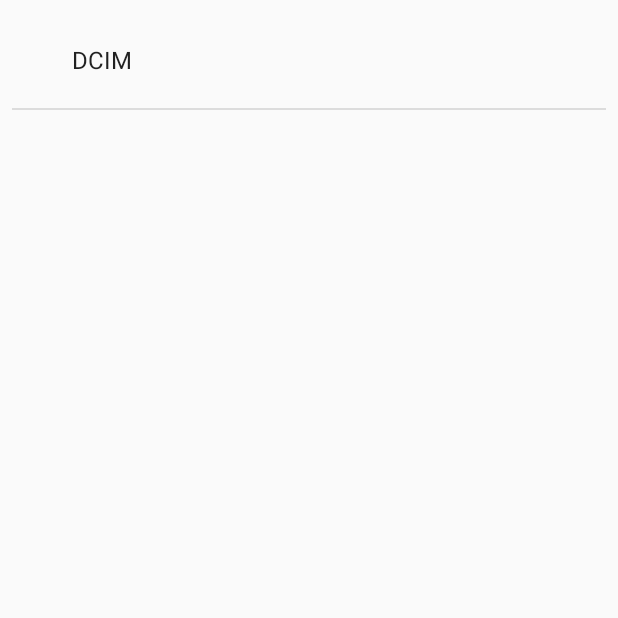
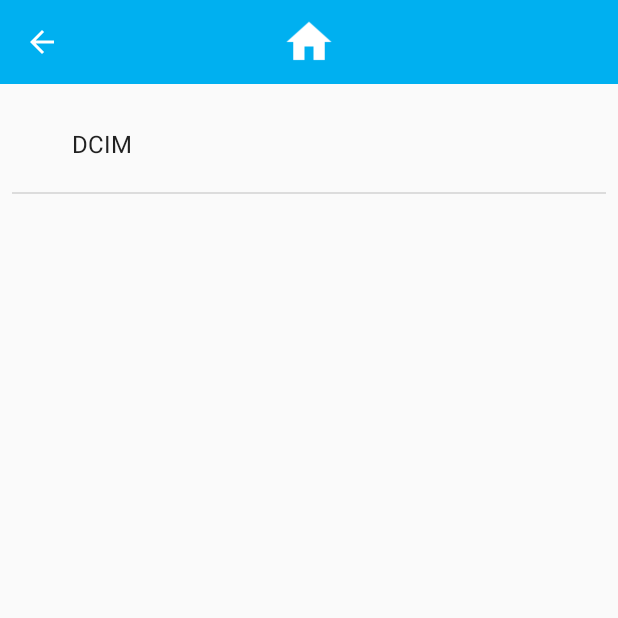
Before and after one commit to Sykless/projaiiient, an Android app: the screen it shows after launch (Parcourir), after a tap on "Création", on a phone screen of 412 x 824 dp, the top half of it. Run offline under Robolectric (Android 15) with nearby library versions, the phone set to English and light mode, and no system bars; 1 other tap on this screen came first.

```diff
--- a/app/src/main/java/com/autoscroll/fraba/defiloche/Home.java
+++ b/app/src/main/java/com/autoscroll/fraba/defiloche/Home.java
@@ -1,10 +1,14 @@
 package com.autoscroll.fraba.defiloche;
 
+import android.Manifest;
 import android.content.Context;
 import android.content.Intent;
+import android.content.pm.PackageManager;
 import android.content.res.Configuration;
 import android.graphics.Point;
 import android.graphics.drawable.AnimationDrawable;
+import android.os.Build;
+import android.support.v4.content.ContextCompat;
 import android.support.v7.app.AppCompatActivity;
 import android.os.Bundle;
 import android.support.v7.widget.Toolbar;
@@ -22,6 +26,8 @@ import android.widget.TextView;
 
 public class Home extends AppCompatActivity
 {
+    public final String[] EXTERNAL_PERMS = {Manifest.permission.WRITE_EXTERNAL_STORAGE, Manifest.permission.READ_EXTERNAL_STORAGE};
+    public final int EXTERNAL_REQUEST = 138;
     private static final int CODE_PLAY = 1;
 
     AnimationDrawable animationPlay;
@@ -36,6 +42,7 @@ public class Home extends AppCompatActivity
     {
         super.onCreate(savedInstanceState);
         setContentView(R.layout.home_layout);
+        requestForPermission();
 
         // Layout items declaration
         Toolbar toolbar = findViewById(R.id.toolbar);
@@ -218,4 +225,29 @@ public class Home extends AppCompatActivity
         // Put the ancient layout id in my button
         buttonLayout.setId(id);
     }
+    public boolean requestForPermission()
+    {
+        boolean isPermissionOn = true;
+        final int version = Build.VERSION.SDK_INT;
+        if (version >= 23) {
+            if (!canAccessExternalSd())
+            {
+                isPermissionOn = false;
+                requestPermissions(EXTERNAL_PERMS, EXTERNAL_REQUEST);
+            }
+        }
+
+        return isPermissionOn;
+    }
+
+    public boolean canAccessExternalSd()
+    {
+        return (hasPermission(android.Manifest.permission.WRITE_EXTERNAL_STORAGE));
+    }
+
+    private boolean hasPermission(String perm)
+    {
+        return (PackageManager.PERMISSION_GRANTED == ContextCompat.checkSelfPermission(this, perm));
+
+    }
 }
--- a/app/src/main/java/com/autoscroll/fraba/defiloche/MainActivity.java
+++ b/app/src/main/java/com/autoscroll/fraba/defiloche/MainActivity.java
@@ -110,7 +110,7 @@ public class MainActivity extends AppCompatActivity {
         display.getSize(size);
         endScreen = (float) size.y;
 
-        ArrayList<Bitmap> pdfBitmaps = pdfToBitmap(new File("sdcard/Download/test-1.pdf"));
+        ArrayList<Bitmap> pdfBitmaps = pdfToBitmap(new File("sdcard/Download/test.pdf"));
         for (Bitmap pdfBitmap : pdfBitmaps) // For each bitmap pdf
         {
             // Creation of a new imageView
--- a/app/src/main/java/com/autoscroll/fraba/defiloche/Parcourir.java
+++ b/app/src/main/java/com/autoscroll/fraba/defiloche/Parcourir.java
@@ -1,45 +1,88 @@
 package com.autoscroll.fraba.defiloche;
 
+import android.Manifest;
+import android.content.DialogInterface;
+import android.content.pm.PackageManager;
 import android.media.MediaScannerConnection;
+import android.os.Build;
 import android.os.Environment;
+import android.support.v4.content.ContextCompat;
+import android.support.v7.app.AlertDialog;
 import android.support.v7.app.AppCompatActivity;
 import android.os.Bundle;
+import android.support.v7.widget.Toolbar;
 import android.util.Log;
+import android.view.Menu;
 import android.view.View;
 import android.widget.AdapterView;
 import android.widget.ArrayAdapter;
 import android.widget.ListView;
+import android.widget.Toast;
 
 import java.io.File;
+import java.io.FileInputStream;
+import java.io.FileOutputStream;
+import java.io.IOException;
+import java.io.InputStream;
+import java.io.OutputStream;
 import java.util.ArrayList;
 import java.util.Collections;
 import java.util.Comparator;
 
 public class Parcourir extends AppCompatActivity implements AdapterView.OnItemClickListener
 {
+    //needed in requestForPermission()
+    public final String[] EXTERNAL_PERMS = {Manifest.permission.WRITE_EXTERNAL_STORAGE, Manifest.permission.READ_EXTERNAL_STORAGE};
+    public final int EXTERNAL_REQUEST = 138;
+
+    //TODO rendre le code propre (en block)
+    int nodeCounter;
+    boolean resultOfAlertBox;
+    boolean firstTimeOpened;
+    boolean prevClickComesListView = true;
+    boolean currentFileIsEmpty;
+
     ListView listViewFiles;
+
     ArrayAdapter<String> adapter;
+
+    ArrayList<String> PrevArrayListFiles = new ArrayList<>();
+    ArrayList<String> ArrayListRoot = new ArrayList<>();
     ArrayList<String> ArrayListFiles = new ArrayList<>();
     ArrayList<String> FilesIndex = new ArrayList<>();
-    private static final int CODE_MY_ROOT = 1;
-    //final File userFile = Environment.getExternalStorageDirectory();
+
     final File DCIMDir = Environment.getExternalStoragePublicDirectory(Environment.DIRECTORY_DCIM);
     final File DCIMParentDir = DCIMDir.getParentFile();
+    final File userDir = new File(DCIMParentDir.getAbsolutePath() + "/DepuisAndroid");;
+    File targetedFile;
 
     // fichiers : {"Music", "Download", "DCIM", "Android"} for example
     File[] fichiers;
+
     @Override
     protected void onCreate(Bundle savedInstanceState)
     {
         super.onCreate(savedInstanceState);
         setContentView(R.layout.parcourir_layout);
+        requestForPermission();
+
+        nodeCounter = 0;
+        firstTimeOpened = false;
+        currentFileIsEmpty = false;
         fichiers = DCIMParentDir.listFiles();
         listViewFiles = (ListView) findViewById(R.id.IDFiles);
         listViewFiles.setOnItemClickListener(this);
 
-        File userDir = new File(DCIMParentDir.getAbsolutePath() + "/DepuisAndroid");
-        if(userDir.mkdirs()) Log.e("MyRoot","Directory created");
-        else Log.e("MyRoot","Directory is not created");
+        // Toolbar setup
+        Toolbar toolbar = findViewById(R.id.toolbar);
+        setSupportActionBar(toolbar);
+        getSupportActionBar().setDisplayHomeAsUpEnabled(true);
+        getSupportActionBar().setDisplayShowHomeEnabled(true);
+        getSupportActionBar().setDisplayShowTitleEnabled(false);
+
+        // Creating the directory where will be stored the partitions (pdf files)
+        if(userDir.mkdirs()) Log.e("OnCreate","Directory created");
+        else Log.e("OnCreate","Directory is not created");
         //StackOverFlow | https://stackoverflow.com/questions/13507789/folder-added-in-android-not-visible-via-usb
         MediaScannerConnection.scanFile(this, new String[] {userDir.toString()}, null, null);
 
@@ -47,21 +90,25 @@ public class Parcourir extends AppCompatActivity implements AdapterView.OnItemCl
         {
             // directory : {"Cascada.mp3", "Hello.mp3"} for example ("Music" here)
             File[] directory = fichiers[i].listFiles();
-            if (fichiers[i].listFiles() != null && directory.length > 0) //Displaying only directories which are not empty
+            //Displaying only directories which are not empty
+            if (fichiers[i].listFiles() != null && directory.length > 0)
             {
                 String chemin = directory[0].getPath(); //we only need to display the directory
+
                 //splting the path /sdcard/Music/Cascada.mp3 => { "", "sdcard", "Music", "Cascada.mp3 }
                 String [] dirName = chemin.split("/", 0);
                 FilesIndex.add(dirName[dirName.length - 2]); //Keeping the order to recognize the index of files in the "onItemClick" listener
                 ArrayListFiles.add(dirName[dirName.length - 2]); // Displaying "Music" here
+                ArrayListRoot.add(dirName[dirName.length - 2]);
             }
             else
             {
                 FilesIndex.add(fichiers[i].getName());
                 ArrayListFiles.add(fichiers[i].getName());
+                ArrayListRoot.add(fichiers[i].getName());
             }
         }
-
+        ArrayListRoot.add("break");
         //sorting the directories/files by name. We implemented the Comparator interface and override the compare method
         //StackOverFlow | https://stackoverflow.com/questions/9109890/android-java-how-to-sort-a-list-of-objects-by-a-certain-value-within-the-object
         Collections.sort(ArrayListFiles, new Comparator<String>()
@@ -79,98 +126,300 @@ public class Parcourir extends AppCompatActivity implements AdapterView.OnItemCl
     @Override
     public void onItemClick(AdapterView<?> parent, View view, int position, long id)
     {
-        String dirName = ArrayListFiles.get(position);
+        String dirName;
         ArrayList<String> NewArrayListFiles;
         ArrayList<String> temp;
         File [] newFichiers;
 
-        NewArrayListFiles = cleanEmptyDirectories(fichiers);
-        //for(int i = 0; i < NewArrayListFiles.size(); i++) Log.e("OnItemClick","NewArrayListFiles " + i + " " + NewArrayListFiles.get(i));
-        newFichiers = new File(NewArrayListFiles.get(recognizeIndex(dirName, ArrayListFiles.size()))).listFiles();//take all the files from the directory we taped
-        //for(int i = 0; i < newFichiers.length; i++) Log.e("onItemClick", "fichier n°1 = " + newFichiers[i].getName());
+        dirName = ArrayListFiles.get(position);
+        NewArrayListFiles = fillListWithFiles(fichiers);
+
+        targetedFile = new File(NewArrayListFiles.get(recognizeIndex(dirName, ArrayListFiles.size())));
+        if(targetedFile.isDirectory())
+        {
+            newFichiers = targetedFile.listFiles();
+        }
+        else
+        {
+            newFichiers = fichiers;
+            displayAlertBox(targetedFile.getName());
+        }
 
         ArrayListFiles.clear();
         FilesIndex.clear();
-        temp = sortFilesByName(newFichiers);
-        for(int i=0; i < temp.size(); i++) ArrayListFiles.add(temp.get(i));
-        //for(int i=0; i < ArrayListFiles.size(); i++) Log.e("sortByName", "ArrayListFiles " + i + " " + ArrayListFiles.get(i));
+
+        //fill the ArrayListFiles which contain all the files & directories name
+        temp = sortFilesByName(newFichiers, false);
+        for(int i=0; i < temp.size(); i++)
+        {
+            ArrayListFiles.add(temp.get(i));
+            ArrayListRoot.add(temp.get(i));
+        }
+        ArrayListRoot.add("break");
+
+        if(newFichiers != null && newFichiers.length > 0)
+        {
             fichiers = newFichiers;
+            currentFileIsEmpty = false;
+        }
+        else currentFileIsEmpty = true;
+
+        prevClickComesListView = true;
         adapter.notifyDataSetChanged();//refresh the adapter
+        nodeCounter++;
         //listViewFiles.invalidateViews(); //refresh the ListView
     }
 
+    //recognizeIndex between the list of the files and the same list which is sorted
     public int recognizeIndex(String fileName, int dirLength)
     {
+        for(int i = 0 ; i < dirLength ; i++) Log.e("recognizeIndex","FilesIndex n°" + i + " : " + FilesIndex.get(i));
         for(int i = 0 ; i < dirLength ; i++)
         {
-            //Log.e("recognizeIndex", "FilesIndex.get(" + i + ")" + " = " + FilesIndex.get(i) + "  " + fileName);
             if(fileName.equals(FilesIndex.get(i))) return i;
         }
         return -1;
     }
 
-    public ArrayList<String> cleanEmptyDirectories (File [] listDir)
+    //Convert a list of files into an ArrayList
+    public ArrayList<String> fillListWithFiles (File [] listDir)
     {
         ArrayList<String> result = new ArrayList<>();
         for(int i = 0; i < listDir.length; i++)
         {
             result.add(listDir[i].getPath());
-            /*if(listDir[i].list() != null && listDir[i].list().length > 0)//if the the directory isn't empty
-            {
-                result.add(listDir[i].getPath());
-            }*/
         }
         return result;
     }
 
-    public ArrayList<String> sortFilesByName(File[] files)
+    public ArrayList<String> sortFilesByName(File[] files, boolean callFromBackButton)
     {
         ArrayList<String> result = new ArrayList<>();
+        if (files != null) {
             ArrayList<String> filePart = new ArrayList<>();
             ArrayList<String> dirPart = new ArrayList<>();
-        //getting the name of each file and seperate them wether it's a directory or a file
-        //Log.e("sortFilesByName", "files.length = " + files.length);
-        int counter = 0;
-        for(int i = 0; i < files.length; i++)
-        {
+
+            FilesIndex.clear();
+
+            //getting the name of each file and seperate them whether it's a directory or a file
+            for (int i = 0; i < files.length; i++) {
                 String path = files[i].getPath();
                 String[] splitedPath = path.split("/", 0);
+                //if(callFromBackButton == false)FilesIndex.add(splitedPath[splitedPath.length - 1]);
                 FilesIndex.add(splitedPath[splitedPath.length - 1]);
 
-            //if(files[i].isDirectory() && files[i].list() != null && files[i].list().length > 0) //if the the directory isn't empty
-            //{
                 if (files[i].isDirectory()) dirPart.add(splitedPath[splitedPath.length - 1]);
-
                 else filePart.add(splitedPath[splitedPath.length - 1]);
-            //}
-            //else if(!files[i].isDirectory()) filePart.add(splitedPath[splitedPath.length - 1]);
-            //else counter++;
             }
             //sorting the directories
-        Collections.sort(dirPart, new Comparator<String>()
-        {
-            public int compare(String arg0, String arg1)
-            {
+            Collections.sort(dirPart, new Comparator<String>() {
+                public int compare(String arg0, String arg1) {
                     return arg0.compareToIgnoreCase(arg1); // To compare string values alphabetically
                 }
             });
             //sorting the files
-        Collections.sort(filePart, new Comparator<String>()
-        {
-            public int compare(String arg0, String arg1)
-            {
+            Collections.sort(filePart, new Comparator<String>() {
+                public int compare(String arg0, String arg1) {
                     return arg0.compareToIgnoreCase(arg1); // To compare string values alphabetically
                 }
             });
 
-        for(int i=0; i < files.length; i++)
-        {
-            //Log.e("sortFilesByName", "files.length - counter = " + (files.length - counter)  + "  dirPart.size() = " + dirPart.size() + " filePart.size() " + filePart.size());
-            if(i < dirPart.size()) result.add(dirPart.get(i));
+            for (int i = 0; i < files.length; i++) {
+                if (i < dirPart.size()) result.add(dirPart.get(i));
                 else result.add(filePart.get(i - dirPart.size()));
             }
-
-        //for(int i=0; i < result.size(); i++) Log.e("sortByName", "result " + i + " " + result.get(i));
+        }
         return result;
     }
+
+    //TODO finir de coder cette partie
+    @Override
+    public boolean onSupportNavigateUp()
+    {
+        nodeCounter --;
+        if (nodeCounter < 0)
+        {
+            nodeCounter = 0;
+            FilesIndex.clear();
+            onBackPressed();
         }
+        else
+        {
+            //fill the ArrayListFiles from the ArrayListRoot
+            boolean fillArraylistFile = true;
+            int breakCounter = 0;
+            for (int i = ArrayListRoot.size() - 2 ; i >= 0 ; i--)
+            {
+                if (ArrayListRoot.get(i).equals("break")) breakCounter++;
+                if (breakCounter == 2) fillArraylistFile = false;
+                if (fillArraylistFile) ArrayListFiles.add(ArrayListRoot.get(i));
+            }
+
+            //Cut the las part of ArrayListRoot
+            breakCounter = 0;
+            boolean removeListRoot = true;
+            ArrayList<String> temp = new ArrayList<>(ArrayListRoot.size());
+            //int tempLenght = ArrayListRoot.size() - 1;
+            int j = 0;
+            /*for (int i = ArrayListRoot.size() - 1 ; i > 0 ; i--)
+            {
+                Log.e("Navigation Up", "ArrayListRoot.size() = "+ ArrayListRoot.size() + " i = " + i + " i - j = " + (i-j));
+                //if (!removeListRoot) tempLenght --;
+                if (removeListRoot) {
+                    ArrayListRoot.remove(i);
+                    j++;
+                }
+                if (ArrayListRoot.get(i - j).equals("break"))
+                {
+                    breakCounter ++;
+                    //removeListRoot = false;
+                }
+                if (breakCounter == 1) break;
+
+            }
+            for (String s: ArrayListRoot)
+            {
+                Log.e("NavigationUp", "ArrayListRoot " + s);
+            }
+            */
+            /*
+            prevClickComesListView = false;
+            firstTimeOpened = false;
+
+            File [] parent;
+            if (currentFileIsEmpty) parent = fichiers[0].getParentFile().listFiles();
+            else parent = fichiers[0].getParentFile().getParentFile().listFiles();
+            //if(fichiers.length > 0) parent = fichiers[0].getParentFile().getParentFile().listFiles();
+            ArrayList<String> actualTemp;
+            ArrayList<String> prevTemp;
+            actualTemp = sortFilesByName(parent, true);
+            prevTemp = sortFilesByName(fichiers, true);
+            //PrevArrayListFiles
+            FilesIndex.clear();
+            ArrayListFiles.clear();
+            PrevArrayListFiles.clear();
+            //if(actualTemp.size() > 0 ) Log.i("Navigation", "Je remplis la liste !");
+            for (int i = 0; i < actualTemp.size(); i++)
+            {
+                ArrayListFiles.add(actualTemp.get(i));
+                FilesIndex.add(actualTemp.get(i));
+                //Log.i("Navigation", "ArrayListFiles " + i + " " + ArrayListFiles.get(i));
+            }
+
+            for (int i = 0; i < prevTemp.size(); i++)
+            {
+                PrevArrayListFiles.add(prevTemp.get(i));
+                //FilesIndex.add(prevTemp.get(i));
+                //Log.e("Navigation", "PrevArrayListFiles " + i + " " + PrevArrayListFiles.get(i));
+            }
+            //for (int i = 0; i < parent.length; i++) Log.i("Navigation", "parent " + i + " " + parent[i].getName());
+            fichiers = parent;
+            adapter.notifyDataSetChanged();//refresh the adapter
+            //listViewFiles.invalidateViews();
+            */
+        }
+
+        return true;
+    }
+
+    boolean displayAlertBox(String fileName) {
+        AlertDialog.Builder builder1 = new AlertDialog.Builder(this);
+        builder1.setMessage("Voulez vous ajouter " + fileName + " à l'application [nom de l'application] ?");
+        builder1.setCancelable(true);
+
+        builder1.setPositiveButton(
+                "Oui",
+                new DialogInterface.OnClickListener() {
+                    public void onClick(DialogInterface dialog, int id) {
+                        //Log.e("dialog"," id = " + id);
+                        //resultOfAlertBox = true;
+                        String extension = targetedFile.getName().substring(targetedFile.getName().indexOf(".") + 1);
+                        if(extension.equals("pdf"))
+                        {
+                            Log.e("Copying file","displayAlertBox(targetedFile.getName()) return " + resultOfAlertBox);
+                            boolean fileExist = false;
+                            File [] userFiles = userDir.listFiles();
+                            for(int i = 0; i< userFiles.length ; i++)
+                            {
+                                if ( targetedFile.getName().equals(userFiles[i].getName()))
+                                {
+                                    fileExist = true;
+                                    Toast.makeText(getApplicationContext(), "Ce fichier est déjà dans le dossier [nomDuDossier]", Toast.LENGTH_SHORT).show();
+                                }
+                            }
+                            if(!fileExist)
+                            {
+                                try { copy(targetedFile);}
+                                catch (IOException e){ Log.e("AlertBox OnItemclick", e.getMessage()); }
+                                Log.e("Copying file","copy OK !");
+                                Toast.makeText(getApplicationContext(), "copy OK !", Toast.LENGTH_SHORT).show();
+                            }
+                        }
+                        else
+                        {
+                            Toast.makeText(getApplicationContext(), "Ce n'est pas un fichier .pdf", Toast.LENGTH_SHORT).show();
+                        }
+                        dialog.cancel();
+                    }
+                });
+
+        builder1.setNegativeButton(
+                "Non",
+                new DialogInterface.OnClickListener() {
+                    public void onClick(DialogInterface dialog, int id) {
+                        //Log.e("dialog"," id = " + id);
+                        //resultOfAlertBox = false;
+                        dialog.cancel();
+                    }
+                });
+
+        AlertDialog alert11 = builder1.create();
+        alert11.show();
+        Log.e("dialog"," resultOfAlertBox = " + resultOfAlertBox);
+        return resultOfAlertBox;
+    }
+
+    //This code comes from StackOverflow
+    public void copy(File src) throws IOException {
+        File dst = new File(userDir.getPath() + "/" + targetedFile.getName());
+        dst.createNewFile();
+
+        try (InputStream in = new FileInputStream(src)) {
+            try (OutputStream out = new FileOutputStream(dst)) {
+                // Transfer bytes from in to out
+                byte[] buf = new byte[1024];
+                int len;
+                while ((len = in.read(buf)) > 0) {
+                    out.write(buf, 0, len);
+                }
+            }
+        }
+    }
+
+    //This code comes from StackOverflow to allow permission on the /sdcard directory
+    public boolean requestForPermission()
+    {
+        boolean isPermissionOn = true;
+        final int version = Build.VERSION.SDK_INT;
+        if (version >= 23) {
+            if (!canAccessExternalSd())
+            {
+                isPermissionOn = false;
+                requestPermissions(EXTERNAL_PERMS, EXTERNAL_REQUEST);
+            }
+        }
+
+        return isPermissionOn;
+    }
+
+    public boolean canAccessExternalSd()
+    {
+        return (hasPermission(android.Manifest.permission.WRITE_EXTERNAL_STORAGE));
+    }
+
+    private boolean hasPermission(String perm)
+    {
+        return (PackageManager.PERMISSION_GRANTED == ContextCompat.checkSelfPermission(this, perm));
+
+    }
+}
--- a/app/src/main/res/layout/parcourir_layout.xml
+++ b/app/src/main/res/layout/parcourir_layout.xml
@@ -5,6 +5,30 @@
     android:layout_width="match_parent"
     android:layout_height="match_parent"
     tools:context="com.autoscroll.fraba.defiloche.Parcourir">
+
+    <android.support.v7.widget.Toolbar
+        android:id="@+id/toolbar"
+        android:layout_width="match_parent"
+        android:layout_height="wrap_content"
+        android:background="@color/cyan"
+        android:minHeight="?attr/actionBarSize"
+        android:theme="?attr/actionBarTheme">
+
+        <FrameLayout
+            android:layout_width="wrap_content"
+            android:layout_height="wrap_content"
+            android:layout_gravity="center_horizontal"
+            android:background="?selectableItemBackgroundBorderless"
+            android:clickable="true"
+            android:focusable="true">
+
+            <ImageView
+                android:id="@+id/home_button"
+                android:layout_width="36dp"
+                android:layout_height="36dp"
+                android:src="@drawable/ic_home_white_48dp"/>
+        </FrameLayout>
+    </android.support.v7.widget.Toolbar>
 
     <ListView
         android:id="@+id/IDFiles"
@@ -18,5 +42,5 @@
         app:layout_constraintEnd_toEndOf="parent"
         app:layout_constraintHorizontal_bias="1.0"
         app:layout_constraintStart_toStartOf="parent"
-        app:layout_constraintTop_toTopOf="parent" />
+        app:layout_constraintTop_toBottomOf="@+id/toolbar" />
 </android.support.constraint.ConstraintLayout>
```
Lines whose indentation alone changed are shown as unchanged.
